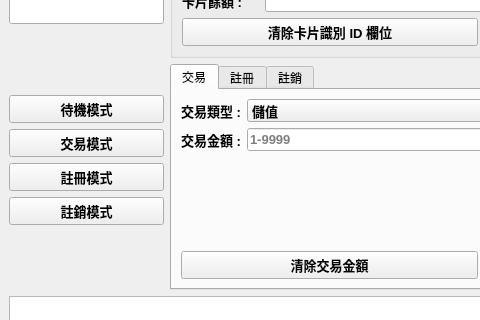
Old version of the form RFID_E_Payment/gui/mainwindow.ui in the repository dony-hsieh/2023_S2_IOT_FinalProject; both pictures show x 0 to 480 and y 112 to 432 of the 800 by 600 pixel window.
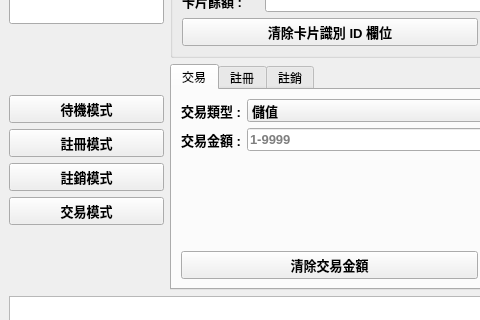
New version of the form.

Commit message: Add LEDs to RFID circuit

```diff
--- a/RFID_E_Payment/gui/mainwindow.ui
+++ b/RFID_E_Payment/gui/mainwindow.ui
@@ -60,7 +60,7 @@
            </layout>
           </item>
           <item>
-           <layout class="QVBoxLayout" name="verticalLayout_5" stretch="1,0,0,1">
+           <layout class="QVBoxLayout" name="verticalLayout_5" stretch="1,0,1,0">
             <item>
              <widget class="QPushButton" name="stdModeBtn">
               <property name="font">
@@ -75,20 +75,6 @@
               </property>
              </widget>
             </item>
-            <item>
-             <widget class="QPushButton" name="trnModeBtn">
-              <property name="font">
-               <font>
-                <pointsize>10</pointsize>
-                <weight>75</weight>
-                <bold>true</bold>
-               </font>
-              </property>
-              <property name="text">
-               <string>交易模式</string>
-              </property>
-             </widget>
-            </item>
             <item>
              <widget class="QPushButton" name="regModeBtn">
               <property name="font">
@@ -117,6 +103,20 @@
               </property>
              </widget>
             </item>
+            <item>
+             <widget class="QPushButton" name="trnModeBtn">
+              <property name="font">
+               <font>
+                <pointsize>10</pointsize>
+                <weight>75</weight>
+                <bold>true</bold>
+               </font>
+              </property>
+              <property name="text">
+               <string>交易模式</string>
+              </property>
+             </widget>
+            </item>
            </layout>
           </item>
          </layout>
```
The commit also changes 2 other files.
